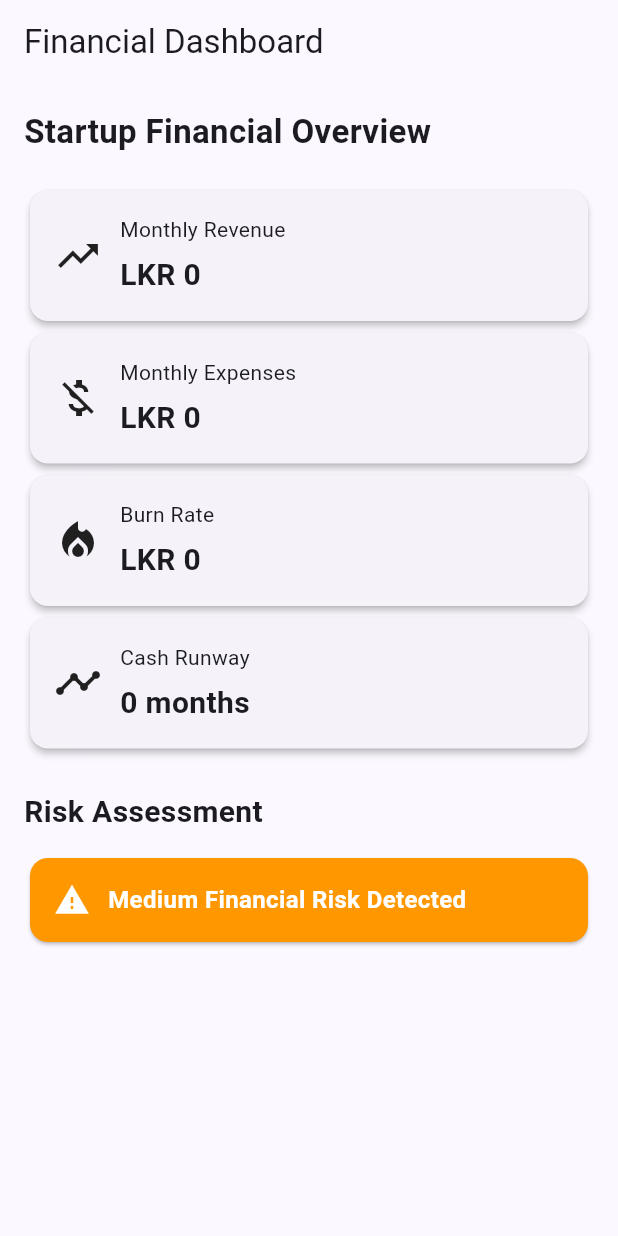
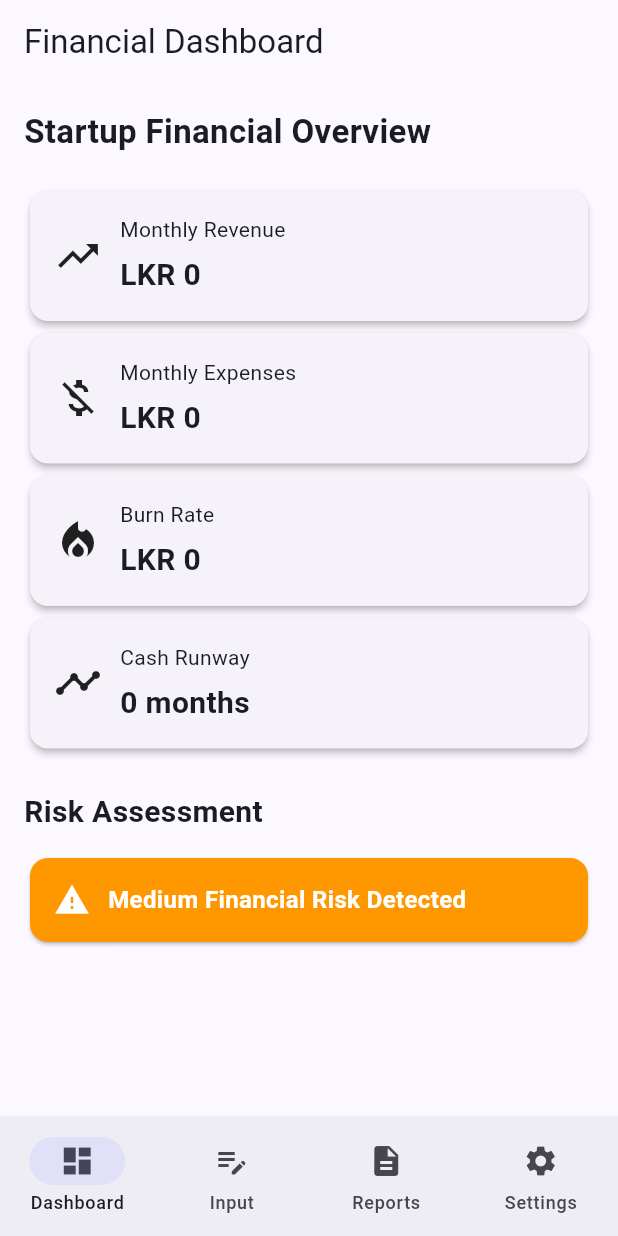
Before and after one commit to Cyber-ANGEL07/startup_financial_analyzer, a Flutter app: the screen it shows after launch, on a phone screen of 412 x 824 dp. Run offline on Flutter 3.47's test engine with Material 3 defaults, Android fonts, the phone set to English and light mode, and no system bars.

Commit message:
Add financial input screen and save functionality

```diff
--- a/lib/main.dart
+++ b/lib/main.dart
@@ -1,7 +1,7 @@
 import 'package:flutter/material.dart';
 import 'package:startup_financial_analyzer/screens/dashboard_screen.dart';
 import 'screens/home_screen.dart';
-
+import 'screens/main_navigation_screen.dart';
 void main() {
   runApp(const StartupRiskAnalyzerApp());
 }
@@ -18,7 +18,7 @@ class StartupRiskAnalyzerApp extends StatelessWidget {
         useMaterial3: true,
         colorSchemeSeed: Colors.indigo,
       ),
-      home: const DashboardScreen(),
+      home: const MainNavigationScreen(),
     );
   }
 }
--- /dev/null
+++ b/lib/screens/main_navigation_screen.dart
@@ -0,0 +1,55 @@
+import 'package:flutter/material.dart';
+import 'package:startup_financial_analyzer/screens/financial_input_screen.dart';
+import 'dashboard_screen.dart';
+import 'financial_input_screen.dart';
+
+class MainNavigationScreen extends StatefulWidget {
+  const MainNavigationScreen({super.key});
+
+  @override
+  State<MainNavigationScreen> createState() => _MainNavigationScreenState();
+}
+
+class _MainNavigationScreenState extends State<MainNavigationScreen> {
+  int selectedIndex = 0;
+
+  final List<Widget> screens = const [
+    DashboardScreen(),
+    FinancialInputScreen(),
+    Center(child: Text('Reports Screen')),
+    Center(child: Text('Settings Screen')),
+  ];
+
+  @override
+  Widget build(BuildContext context) {
+    return Scaffold(
+      body: screens[selectedIndex],
+      bottomNavigationBar: NavigationBar(
+        selectedIndex: selectedIndex,
+        onDestinationSelected: (index) {
+          setState(() {
+            selectedIndex = index;
+          });
+        },
+        destinations: const [
+          NavigationDestination(
+            icon: Icon(Icons.dashboard),
+            label: 'Dashboard',
+          ),
+          NavigationDestination(
+            icon: Icon(Icons.edit_note),
+            label: 'Input',
+          ),
+          NavigationDestination(
+            icon: Icon(Icons.description),
+            label: 'Reports',
+          ),
+          NavigationDestination(
+            icon: Icon(Icons.settings),
+            label: 'Settings',
+          ),
+        ],
+      ),
+    );
+  }
+}
```
Also changed, not shown: lib/screens/financial_input_screen.dart (added, +56 -0 lines).
